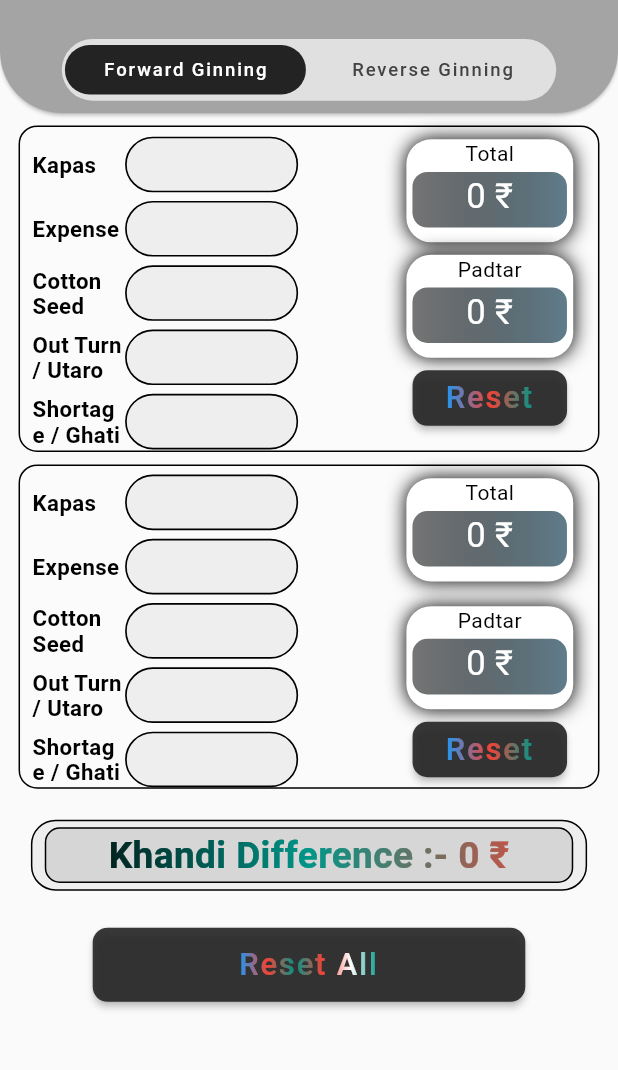
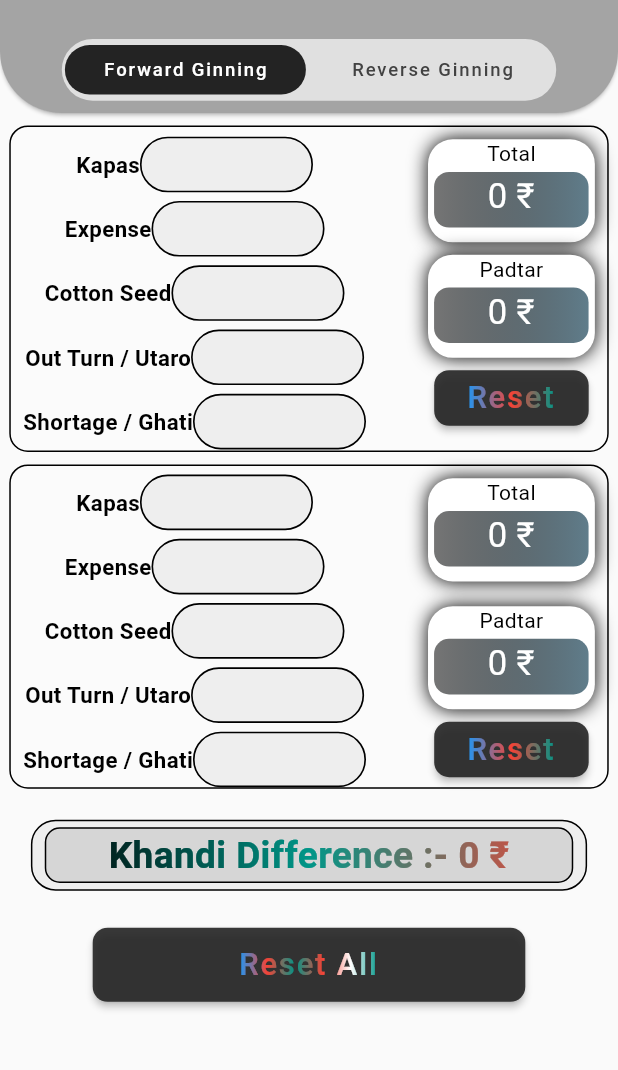
Before and after one commit to mg137137/kt1_Textile_Calculator, a Flutter app: the Home_Singal_Ginning_Calculator screen opened directly, after a tap on "Compare", on a phone screen of 412 x 824 dp, the part 60-1130 px from its top. Run offline on Flutter 3.47's test engine with Material 2 defaults, Android fonts, the phone set to English and light mode, and no system bars; drawn by our look-alikes of simple_gradient_text; our stand-ins replace flutter_screenutil.

Commit message:
chang in globle

```diff
--- a/lib/Figma_Design/Ginning_Calculator/Compare_Ginning_Calculator/Forward_Compare_Ginning_Calculator.dart
+++ b/lib/Figma_Design/Ginning_Calculator/Compare_Ginning_Calculator/Forward_Compare_Ginning_Calculator.dart
@@ -1,6 +1,7 @@
 import 'dart:async';
 
 import 'package:flutter/material.dart';
+import 'package:flutter_screenutil/flutter_screenutil.dart';
 import 'package:kt1_textile_calculator/Globle_Access_Variables.dart';
 import 'package:simple_gradient_text/simple_gradient_text.dart';
 
@@ -219,9 +220,9 @@
         SizedBox(height: FixedHeight * 0.01),
         Container(
           padding:
-              EdgeInsets.fromLTRB(FixedHeight * 0.01, 0, FixedHeight * 0.02, 0),
+              EdgeInsets.fromLTRB(0.02.sw, 0,0.02.sw, 0),
           margin: EdgeInsets.fromLTRB(
-              FixedHeight * 0.015, 0, FixedHeight * 0.015, 0),
+              0.015.sw, 0, 0.015.sw, 0),
           // width: FixedHeight*0.6,
           decoration: BoxDecoration(
               boxShadow: [
@@ -248,7 +249,7 @@
               color: Colors.white10,
               borderRadius: BorderRadius.circular(FixedHeight * 0.015)),
           child: Row(
-            mainAxisAlignment: MainAxisAlignment.spaceBetween,
+             mainAxisAlignment: MainAxisAlignment.spaceBetween,
             children: [
               Column(
                 children: [
@@ -273,7 +274,7 @@
                       '₹/20kg', FixedHeight, FixedWidth),
                 ],
               ),
-              SizedBox(width: FixedHeight * 0.01),
+              SizedBox(width: 0.01.sw),
               Column(
                 children: [
                   SizedBox(
@@ -424,9 +425,9 @@
         SizedBox(height: FixedHeight * 0.01),
         Container(
           padding:
-              EdgeInsets.fromLTRB(FixedHeight * 0.01, 0, FixedHeight * 0.02, 0),
+              EdgeInsets.fromLTRB(0.02.sw, 0,0.02.sw, 0),
           margin: EdgeInsets.fromLTRB(
-              FixedHeight * 0.015, 0, FixedHeight * 0.015, 0),
+              0.015.sw, 0, 0.015.sw, 0),
           // width: FixedHeight*0.6,
           decoration: Box_2_Gray_Decoration(),
           child: Row(
--- a/lib/Figma_Design/Ginning_Calculator/Singal_Ginning_Calculator/Home_Singal_Ginning_Calculator.dart
+++ b/lib/Figma_Design/Ginning_Calculator/Singal_Ginning_Calculator/Home_Singal_Ginning_Calculator.dart
@@ -49,6 +49,7 @@
 
   @override
   Widget build(BuildContext context) {
+    print(MediaQuery.of(context).size.height);
     // double FixedHeight = MediaQuery.of(context).size.height;
 
     return Scaffold(
@@ -71,7 +72,7 @@
             mainAxisAlignment: MainAxisAlignment.end,
             children: [
               Container(
-                margin: EdgeInsets.fromLTRB(0.05.sh, 0, 0.05.sh, 0.01.sh),
+                margin: EdgeInsets.fromLTRB(0.05.sw, 0, 0.05.sw, 0.01.sh),
                 height: 0.05.sh,
                 width: 1.sw,
                 decoration: BoxDecoration(
@@ -109,7 +110,7 @@
                     Expanded(
                       child: Padding(
                         padding: EdgeInsets.fromLTRB(
-                            0.005.sh, 0.005.sh, 0.005.sh, 0.005.sh),
+                            0.003.sw, 0.003.sh, 0.003.sw, 0.003.sh),
                         child: TextButton(
                           onPressed: () => _onButtonPressed(false),
                           style: TextButton.styleFrom(
--- a/lib/Figma_Design/Home_Page.dart
+++ b/lib/Figma_Design/Home_Page.dart
@@ -55,6 +55,8 @@
             ),
             height: 0.20.sh,
             width: 0.30.sw,
+            child: SizedBox(
+              width: double.infinity,
               child: ElevatedButton(
                 child: Column(
                   mainAxisAlignment: MainAxisAlignment.center,
@@ -63,18 +65,18 @@
                       // alignment: Alignment.topCenter,
                       image: AssetImage(imageAsset),
                       width: 0.12.sw,
-                    height: 0.09.sh,
+                      height: 0.12.sh,
                     ),
                     Text(
                       buttonText,
-                    textAlign: TextAlign.center,
+                      textAlign: TextAlign.start,
                       style: TextStyle(
                         color: Colors.black,
                         // fontSize: FixedHeight / 51,
-                      fontSize: 0.012.sh,
 
                         fontWeight: FontWeight.bold,
-                      // height: 0.0015.sh,
+                        fontSize: 0.012.sh
+
                       ),
                     ),
                   ],
@@ -82,10 +84,11 @@
                 style: ElevatedButton.styleFrom(
                   backgroundColor: Colors.white,
                   shape: RoundedRectangleBorder(
-                  borderRadius: BorderRadius.circular(10),
+                    borderRadius: BorderRadius.circular(0.01.sh),
                   ),
                 ),
                 onPressed: onPressed,
+              ),
             ),
           );
         }
--- a/lib/Globle_Access_Variables.dart
+++ b/lib/Globle_Access_Variables.dart
@@ -13,11 +13,11 @@
   return Container(
     margin: EdgeInsets.fromLTRB(0, 0.007.sh, 0, 0),
     child: Row(
-      // mainAxisAlignment: MainAxisAlignment.center,
+       mainAxisAlignment: MainAxisAlignment.spaceBetween,
       children: [
         // SizedBox(width: 0.01.sh),
         Container(
-          width: 0.15.sh,
+
           child: Text(
             title,
             style: TextStyle(
@@ -32,9 +32,14 @@
         // ),
         SizedBox(width: 0.01.sw),
         Container(
-          alignment: Alignment.center,
+          child: Row(
+            mainAxisAlignment: MainAxisAlignment.spaceEvenly,
+            children: [
+              Column(
+                children: [
+                  Container(
                     padding: EdgeInsets.fromLTRB(0.01.sw, 0, 0, 0),
-          height: 0.049.sh,
+                    height: 0.050.sh,
                     width: 0.17.sh,
                     decoration: BoxDecoration(
                       border: Border.all(
@@ -58,19 +63,23 @@
                       inputFormatters: [FilteringTextInputFormatter.digitsOnly],
                     ),
                   ),
-
-        SizedBox(width: 0.01.sw),
-
-        //Sub title Text
+                ],
+              ),
+              SizedBox(width: 0.02.sw,),
               Container(
-          alignment: Alignment.centerLeft,
-          // height: FixedHeight * 0.045,
-          // width: FixedWidth * 0.24,
+                width: 0.10.sh,
                 child: Text(
                   subtitle,
                   style: TextStyle(fontSize: 0.012.sh, color: Colors.black),
                 ),
               ),
+            ],
+          ),
+        ),
+
+        //
+
+        //Sub title Text
       ],
     ),
   );
@@ -82,9 +91,9 @@
   return Container(
     margin: EdgeInsets.fromLTRB(0, 0.007.sh, 0, 0),
     child: Row(
+      mainAxisAlignment: MainAxisAlignment.spaceBetween,
       children: [
         Container(
-          width: 0.15.sw,
           // alignment: Alignment.centerLeft,
           child: Text(
             title,
@@ -95,9 +104,7 @@
             ),
           ),
         ),
-        // SizedBox(width: FixedWidth * 0.25),
         Container(
-          alignment: Alignment.center,
           padding: EdgeInsets.fromLTRB( 0.01.sw, 0, 0, 0),
           height: 0.045.sh,
           width: 0.28.sw,
--- a/lib/splashscreen.dart
+++ b/lib/splashscreen.dart
@@ -92,7 +92,7 @@
                   alignment: Alignment.bottomCenter,
                   child: SizedBox(
                     width: 1.sw,
-                    height: 0.14.sh,
+                    height: 0.16.sh,
                     child: Column(
                       children: [
                         Text(
@@ -108,7 +108,7 @@
                         Image.asset(
                           'assets/kingtext.png',
                           height: 0.05.sh,
-                          width: 0.5.sh,
+                          width: 0.5.sw,
                           // width: 0.08.sh,
                         ),
                       ],
```
Lines whose indentation alone changed are shown as unchanged.
